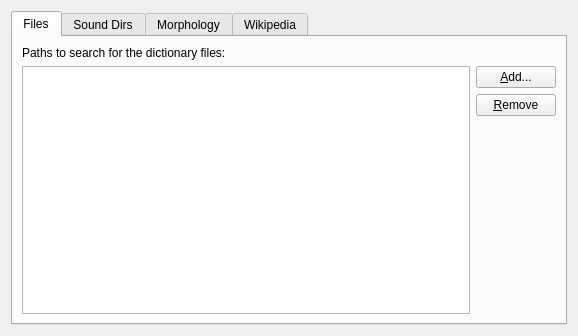
goldendict/goldendict, file src/sources.ui: the form before one commit.
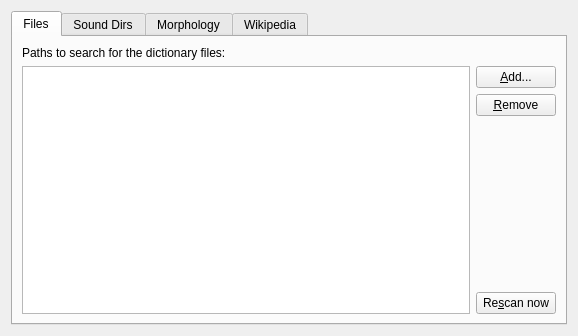
The form after the commit. Icons and pictures are not drawn.

Commit message: + Add a 'Rescan now' button in Sources.

```diff
--- a/src/sources.ui
+++ b/src/sources.ui
@@ -75,6 +75,13 @@
              </property>
             </spacer>
            </item>
+           <item>
+            <widget class="QPushButton" name="rescan">
+             <property name="text">
+              <string>Re&amp;scan now</string>
+             </property>
+            </widget>
+           </item>
           </layout>
          </item>
         </layout>
```
The commit also changes 4 other files.
